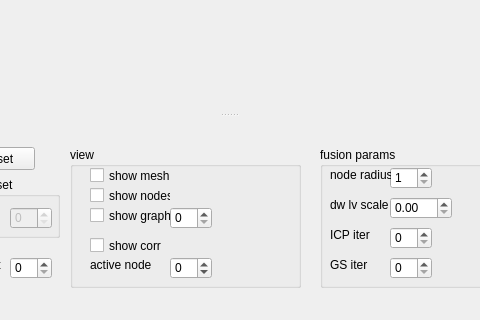
First picture: the form in dynamicfusionui.ui, repository dolphin-li/DynamicFusion, before the edit; both pictures show x 410 to 890 and y 549 to 869 of the 1278 by 869 pixel window.
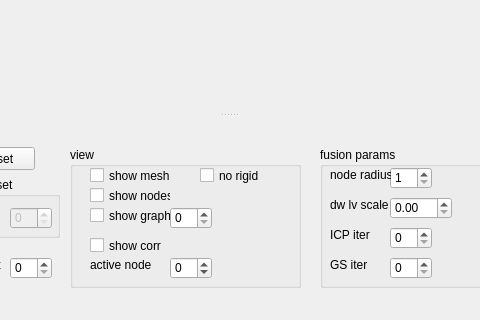
Second picture: the form after the edit. Custom widgets are drawn as their Qt base class.

Commit message: ui update: now we can show results with/without rigid transformation.

Patch:
```diff
--- a/dynamicfusionui.ui
+++ b/dynamicfusionui.ui
@@ -378,6 +378,19 @@
        <string>active node</string>
       </property>
      </widget>
+     <widget class="QCheckBox" name="cbNoRigid">
+      <property name="geometry">
+       <rect>
+        <x>130</x>
+        <y>20</y>
+        <width>81</width>
+        <height>17</height>
+       </rect>
+      </property>
+      <property name="text">
+       <string>no rigid</string>
+      </property>
+     </widget>
     </widget>
     <widget class="QGroupBox" name="groupBox_7">
      <property name="geometry">
```
The commit also changes 8 other files.
